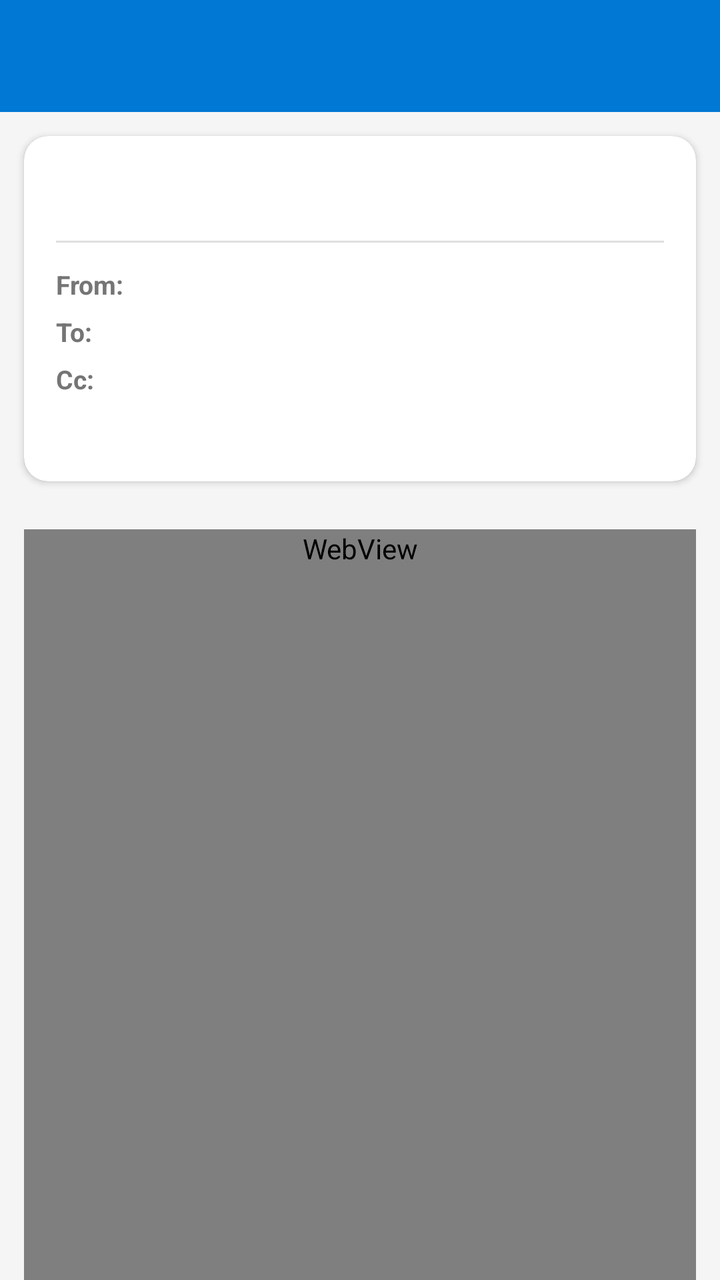
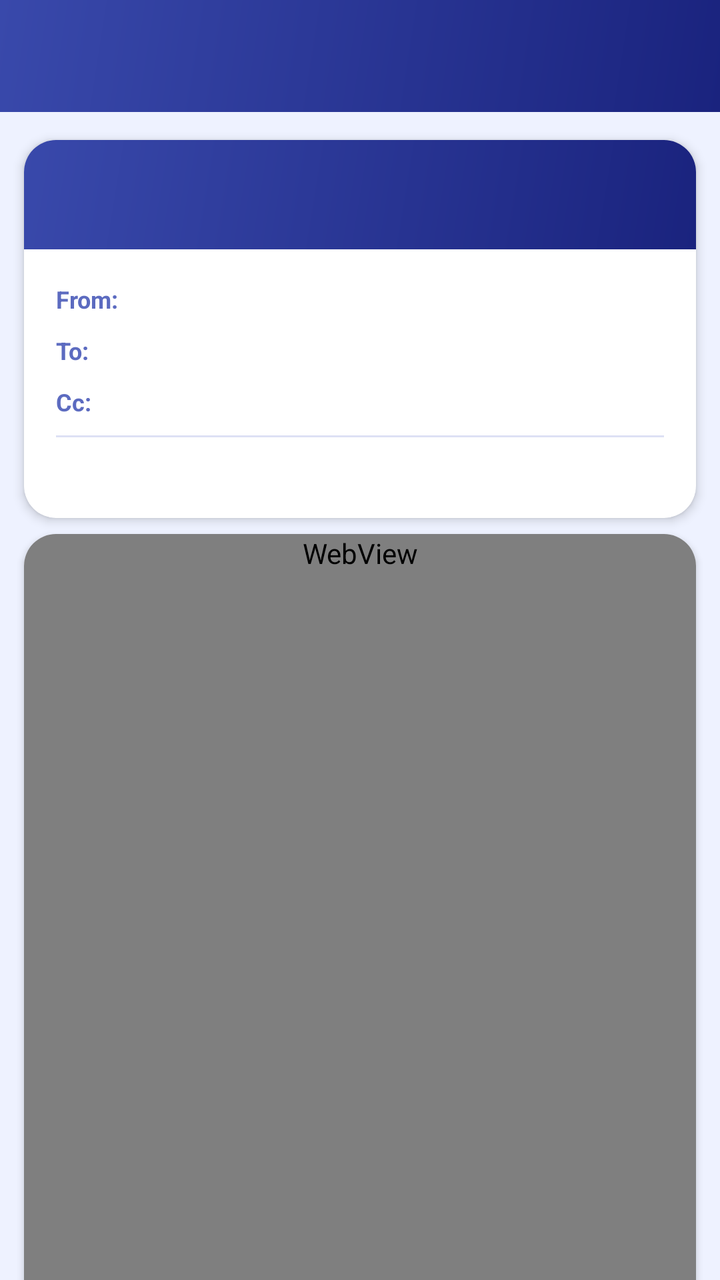

Compare the two renders of this Android layout. The source of the first and the diff that turns it into the second are given below.
<!-- AndroidManifest.xml: application theme Theme.PSTViewer -->
<!-- res/layout/activity_email_detail.xml -->
<?xml version="1.0" encoding="utf-8"?>
<LinearLayout
    xmlns:android="http://schemas.android.com/apk/res/android"
    android:layout_width="match_parent"
    android:layout_height="match_parent"
    android:orientation="vertical"
    android:background="@color/background">

    <com.google.android.material.appbar.AppBarLayout
        android:layout_width="match_parent"
        android:layout_height="wrap_content">

        <androidx.appcompat.widget.Toolbar
            android:id="@+id/toolbar"
            android:layout_width="match_parent"
            android:layout_height="?attr/actionBarSize"
            android:background="@color/primary"
            android:theme="@style/ThemeOverlay.AppCompat.Dark.ActionBar" />

    </com.google.android.material.appbar.AppBarLayout>

    <androidx.core.widget.NestedScrollView
        android:layout_width="match_parent"
        android:layout_height="match_parent">

        <LinearLayout
            android:layout_width="match_parent"
            android:layout_height="wrap_content"
            android:orientation="vertical">

            
            <com.google.android.material.card.MaterialCardView
                xmlns:app="http://schemas.android.com/apk/res-auto"
                android:layout_width="match_parent"
                android:layout_height="wrap_content"
                android:layout_margin="12dp"
                app:cardCornerRadius="12dp"
                app:cardElevation="2dp">

                <LinearLayout
                    android:layout_width="match_parent"
                    android:layout_height="wrap_content"
                    android:orientation="vertical"
                    android:padding="16dp">

                    
                    <TextView
                        android:id="@+id/tvSubject"
                        android:layout_width="match_parent"
                        android:layout_height="wrap_content"
                        android:textSize="18sp"
                        android:textStyle="bold"
                        android:textColor="@color/text_primary"
                        android:layout_marginBottom="12dp" />

                    
                    <View
                        android:layout_width="match_parent"
                        android:layout_height="1dp"
                        android:background="@color/divider"
                        android:layout_marginBottom="12dp" />

                    
                    <LinearLayout
                        android:layout_width="match_parent"
                        android:layout_height="wrap_content"
                        android:orientation="horizontal"
                        android:layout_marginBottom="6dp">

                        <TextView
                            android:layout_width="48dp"
                            android:layout_height="wrap_content"
                            android:text="From:"
                            android:textSize="13sp"
                            android:textStyle="bold"
                            android:textColor="@color/text_secondary" />

                        <TextView
                            android:id="@+id/tvFrom"
                            android:layout_width="0dp"
                            android:layout_height="wrap_content"
                            android:layout_weight="1"
                            android:textSize="13sp"
                            android:textColor="@color/text_primary" />
                    </LinearLayout>

                    
                    <LinearLayout
                        android:layout_width="match_parent"
                        android:layout_height="wrap_content"
                        android:orientation="horizontal"
                        android:layout_marginBottom="6dp">

                        <TextView
                            android:id="@+id/tvToLabel"
                            android:layout_width="48dp"
                            android:layout_height="wrap_content"
                            android:text="To:"
                            android:textSize="13sp"
                            android:textStyle="bold"
                            android:textColor="@color/text_secondary" />

                        <TextView
                            android:id="@+id/tvTo"
                            android:layout_width="0dp"
                            android:layout_height="wrap_content"
                            android:layout_weight="1"
                            android:textSize="13sp"
                            android:textColor="@color/text_primary" />
                    </LinearLayout>

                    
                    <LinearLayout
                        android:layout_width="match_parent"
                        android:layout_height="wrap_content"
                        android:orientation="horizontal"
                        android:layout_marginBottom="6dp">

                        <TextView
                            android:id="@+id/tvCcLabel"
                            android:layout_width="48dp"
                            android:layout_height="wrap_content"
                            android:text="Cc:"
                            android:textSize="13sp"
                            android:textStyle="bold"
                            android:textColor="@color/text_secondary" />

                        <TextView
                            android:id="@+id/tvCc"
                            android:layout_width="0dp"
                            android:layout_height="wrap_content"
                            android:layout_weight="1"
                            android:textSize="13sp"
                            android:textColor="@color/text_primary" />
                    </LinearLayout>

                    
                    <TextView
                        android:id="@+id/tvDate"
                        android:layout_width="match_parent"
                        android:layout_height="wrap_content"
                        android:textSize="12sp"
                        android:textColor="@color/text_secondary"
                        android:layout_marginTop="4dp" />

                </LinearLayout>
            </com.google.android.material.card.MaterialCardView>

            
            <LinearLayout
                android:id="@+id/llAttachments"
                android:layout_width="match_parent"
                android:layout_height="wrap_content"
                android:orientation="horizontal"
                android:padding="12dp"
                android:paddingTop="0dp"
                android:visibility="gone" />

            
            <android.webkit.WebView
                android:id="@+id/webViewBody"
                android:layout_width="match_parent"
                android:layout_height="wrap_content"
                android:minHeight="400dp"
                android:layout_margin="12dp"
                android:background="@android:color/white" />

        </LinearLayout>
    </androidx.core.widget.NestedScrollView>

</LinearLayout>
<!-- resources referenced by this layout -->
<resources>
  <color name="background">#F5F5F5</color>
  <color name="divider">#E0E0E0</color>
  <color name="primary">#0078D4</color>
  <color name="text_primary">#212121</color>
  <color name="text_secondary">#757575</color>
  <style name="Theme.PSTViewer" parent="Theme.MaterialComponents.Light.NoActionBar">
          <item name="colorPrimary">@color/primary</item>
          <item name="colorPrimaryDark">@color/primary_dark</item>
          <item name="colorAccent">@color/accent</item>
          <item name="android:windowBackground">@color/background</item>
          <item name="android:statusBarColor">@color/primary_dark</item>
      </style>
  <color name="primary_dark">#005A9E</color>
  <color name="accent">#0078D4</color>
</resources>

<!-- the commit's change to res/layout/activity_email_detail.xml (unified diff, before → after) -->
@@ -1,6 +1,7 @@
 <?xml version="1.0" encoding="utf-8"?>
 <LinearLayout
     xmlns:android="http://schemas.android.com/apk/res/android"
+    xmlns:app="http://schemas.android.com/apk/res-auto"
     android:layout_width="match_parent"
     android:layout_height="match_parent"
     android:orientation="vertical"
@@ -8,14 +9,16 @@
 
     <com.google.android.material.appbar.AppBarLayout
         android:layout_width="match_parent"
-        android:layout_height="wrap_content">
+        android:layout_height="wrap_content"
+        android:background="@drawable/bg_toolbar_gradient"
+        app:elevation="4dp">
 
         <androidx.appcompat.widget.Toolbar
             android:id="@+id/toolbar"
             android:layout_width="match_parent"
             android:layout_height="?attr/actionBarSize"
-            android:background="@color/primary"
-            android:theme="@style/ThemeOverlay.AppCompat.Dark.ActionBar" />
+            android:background="@android:color/transparent"
+            android:theme="@style/ToolbarTheme" />
 
     </com.google.android.material.appbar.AppBarLayout>
 
@@ -26,123 +29,146 @@
         <LinearLayout
             android:layout_width="match_parent"
             android:layout_height="wrap_content"
-            android:orientation="vertical">
+            android:orientation="vertical"
+            android:paddingBottom="24dp">
 
             
             <com.google.android.material.card.MaterialCardView
-                xmlns:app="http://schemas.android.com/apk/res-auto"
                 android:layout_width="match_parent"
                 android:layout_height="wrap_content"
-                android:layout_margin="12dp"
-                app:cardCornerRadius="12dp"
-                app:cardElevation="2dp">
+                android:layout_marginStart="12dp"
+                android:layout_marginEnd="12dp"
+                android:layout_marginTop="14dp"
+                android:layout_marginBottom="4dp"
+                app:cardCornerRadius="16dp"
+                app:cardElevation="3dp"
+                app:cardBackgroundColor="@color/surface">
 
                 <LinearLayout
                     android:layout_width="match_parent"
                     android:layout_height="wrap_content"
-                    android:orientation="vertical"
-                    android:padding="16dp">
-
-                    
-                    <TextView
-                        android:id="@+id/tvSubject"
-                        android:layout_width="match_parent"
-                        android:layout_height="wrap_content"
-                        android:textSize="18sp"
-                        android:textStyle="bold"
-                        android:textColor="@color/text_primary"
-                        android:layout_marginBottom="12dp" />
-
-                    
-                    <View
-                        android:layout_width="match_parent"
-                        android:layout_height="1dp"
-                        android:background="@color/divider"
-                        android:layout_marginBottom="12dp" />
+                    android:orientation="vertical">
 
                     
                     <LinearLayout
                         android:layout_width="match_parent"
                         android:layout_height="wrap_content"
-                        android:orientation="horizontal"
-                        android:layout_marginBottom="6dp">
+                        android:background="@drawable/bg_toolbar_gradient"
+                        android:padding="16dp"
+                        android:paddingBottom="18dp">
 
                         <TextView
-                            android:layout_width="48dp"
-                            android:layout_height="wrap_content"
-                            android:text="From:"
-                            android:textSize="13sp"
+                            android:id="@+id/tvSubject"
+                            android:layout_width="match_parent"
+                            android:layout_height="wrap_content"
+                            android:textSize="17sp"
                             android:textStyle="bold"
-                            android:textColor="@color/text_secondary" />
-
-                        <TextView
-                            android:id="@+id/tvFrom"
-                            android:layout_width="0dp"
-                            android:layout_height="wrap_content"
-                            android:layout_weight="1"
-                            android:textSize="13sp"
-                            android:textColor="@color/text_primary" />
+                            android:textColor="#FFFFFF"
+                            android:lineSpacingMultiplier="1.2" />
                     </LinearLayout>
 
                     
                     <LinearLayout
                         android:layout_width="match_parent"
                         android:layout_height="wrap_content"
-                        android:orientation="horizontal"
-                        android:layout_marginBottom="6dp">
-
+                        android:orientation="vertical"
+                        android:padding="16dp"
+                        android:paddingTop="14dp">
+
+                        
+                        <LinearLayout
+                            android:layout_width="match_parent"
+                            android:layout_height="wrap_content"
+                            android:orientation="horizontal"
+                            android:gravity="center_vertical"
+                            android:layout_marginBottom="8dp">
+
+                            <TextView
+                                android:layout_width="52dp"
+                                android:layout_height="wrap_content"
+                                android:text="From:"
+                                android:textSize="12sp"
+                                android:textStyle="bold"
+                                android:textColor="@color/text_secondary" />
+
+                            <TextView
+                                android:id="@+id/tvFrom"
+                                android:layout_width="0dp"
+                                android:layout_height="wrap_content"
+                                android:layout_weight="1"
+                                android:textSize="13sp"
+                                android:textColor="@color/text_primary" />
+                        </LinearLayout>
+
+                        
+                        <LinearLayout
+                            android:layout_width="match_parent"
+                            android:layout_height="wrap_content"
+                            android:orientation="horizontal"
+                            android:gravity="center_vertical"
+                            android:layout_marginBottom="8dp">
+
+                            <TextView
+                                android:id="@+id/tvToLabel"
+                                android:layout_width="52dp"
+                                android:layout_height="wrap_content"
+                                android:text="To:"
+                                android:textSize="12sp"
+                                android:textStyle="bold"
+                                android:textColor="@color/text_secondary" />
+
+                            <TextView
+                                android:id="@+id/tvTo"
+                                android:layout_width="0dp"
+                                android:layout_height="wrap_content"
+                                android:layout_weight="1"
+                                android:textSize="13sp"
+                                android:textColor="@color/text_primary" />
+                        </LinearLayout>
+
+                        
+                        <LinearLayout
+                            android:layout_width="match_parent"
+                            android:layout_height="wrap_content"
+                            android:orientation="horizontal"
+                            android:gravity="center_vertical"
+                            android:layout_marginBottom="8dp">
+
+                            <TextView
+                                android:id="@+id/tvCcLabel"
+                                android:layout_width="52dp"
+                                android:layout_height="wrap_content"
+                                android:text="Cc:"
+                                android:textSize="12sp"
+                                android:textStyle="bold"
+                                android:textColor="@color/text_secondary" />
+
+                            <TextView
+                                android:id="@+id/tvCc"
+                                android:layout_width="0dp"
+                                android:layout_height="wrap_content"
+                                android:layout_weight="1"
+                                android:textSize="13sp"
+                                android:textColor="@color/text_primary" />
+                        </LinearLayout>
+
+                        
+                        <View
+                            android:layout_width="match_parent"
+                            android:layout_height="1dp"
+                            android:background="@color/divider"
+                            android:layout_marginBottom="8dp" />
+
+                        
                         <TextView
-                            android:id="@+id/tvToLabel"
-                            android:layout_width="48dp"
-                            android:layout_height="wrap_content"
-                            android:text="To:"
-                            android:textSize="13sp"
-                            android:textStyle="bold"
-                            android:textColor="@color/text_secondary" />
-
-                        <TextView
-                            android:id="@+id/tvTo"
-                            android:layout_width="0dp"
-                            android:layout_height="wrap_content"
-                            android:layout_weight="1"
-                            android:textSize="13sp"
-                            android:textColor="@color/text_primary" />
+                            android:id="@+id/tvDate"
+                            android:layout_width="match_parent"
+                            android:layout_height="wrap_content"
+                            android:textSize="12sp"
+                            android:textColor="@color/text_secondary"
+                            android:drawablePadding="4dp" />
+
                     </LinearLayout>
-
-                    
-                    <LinearLayout
-                        android:layout_width="match_parent"
-                        android:layout_height="wrap_content"
-                        android:orientation="horizontal"
-                        android:layout_marginBottom="6dp">
-
-                        <TextView
-                            android:id="@+id/tvCcLabel"
-                            android:layout_width="48dp"
-                            android:layout_height="wrap_content"
-                            android:text="Cc:"
-                            android:textSize="13sp"
-                            android:textStyle="bold"
-                            android:textColor="@color/text_secondary" />
-
-                        <TextView
-                            android:id="@+id/tvCc"
-                            android:layout_width="0dp"
-                            android:layout_height="wrap_content"
-                            android:layout_weight="1"
-                            android:textSize="13sp"
-                            android:textColor="@color/text_primary" />
-                    </LinearLayout>
-
-                    
-                    <TextView
-                        android:id="@+id/tvDate"
-                        android:layout_width="match_parent"
-                        android:layout_height="wrap_content"
-                        android:textSize="12sp"
-                        android:textColor="@color/text_secondary"
-                        android:layout_marginTop="4dp" />
-
                 </LinearLayout>
             </com.google.android.material.card.MaterialCardView>
 
@@ -152,18 +178,32 @@
                 android:layout_width="match_parent"
                 android:layout_height="wrap_content"
                 android:orientation="horizontal"
-                android:padding="12dp"
-                android:paddingTop="0dp"
+                android:paddingStart="12dp"
+                android:paddingEnd="12dp"
+                android:paddingTop="8dp"
+                android:paddingBottom="4dp"
                 android:visibility="gone" />
 
             
-            <android.webkit.WebView
-                android:id="@+id/webViewBody"
+            <com.google.android.material.card.MaterialCardView
                 android:layout_width="match_parent"
                 android:layout_height="wrap_content"
-                android:minHeight="400dp"
-                android:layout_margin="12dp"
-                android:background="@android:color/white" />
+                android:layout_marginStart="12dp"
+                android:layout_marginEnd="12dp"
+                android:layout_marginTop="4dp"
+                android:layout_marginBottom="12dp"
+                app:cardCornerRadius="16dp"
+                app:cardElevation="2dp"
+                app:cardBackgroundColor="@color/surface">
+
+                <android.webkit.WebView
+                    android:id="@+id/webViewBody"
+                    android:layout_width="match_parent"
+                    android:layout_height="wrap_content"
+                    android:minHeight="400dp"
+                    android:background="@android:color/white" />
+
+            </com.google.android.material.card.MaterialCardView>
 
         </LinearLayout>
     </androidx.core.widget.NestedScrollView>
<!-- resource entries referenced after the edit -->
@@ -1,18 +1,46 @@
 <!-- resources referenced by this layout -->
 <resources>
-  <color name="background">#F5F5F5</color>
-  <color name="divider">#E0E0E0</color>
-  <color name="primary">#0078D4</color>
-  <color name="text_primary">#212121</color>
-  <color name="text_secondary">#757575</color>
+  <color name="background">#EEF2FF</color>
+  <color name="divider">#DDE1F5</color>
+  <color name="surface">#FFFFFF</color>
+  <color name="primary">#3949AB</color>
+  <color name="text_on_primary">#FFFFFF</color>
+  <color name="text_primary">#1A1E3C</color>
+  <color name="text_secondary">#5C6BC0</color>
+  <!-- drawable bg_toolbar_gradient (drawable) -->
+  <?xml version="1.0" encoding="utf-8"?>
+  <shape xmlns:android="http://schemas.android.com/apk/res/android"
+      android:shape="rectangle">
+      <gradient
+          android:startColor="@color/primary_dark"
+          android:endColor="@color/primary"
+          android:angle="135" />
+  </shape>
+  <style name="ToolbarTheme" parent="ThemeOverlay.AppCompat.Dark.ActionBar">
+          <item name="android:textColorPrimary">@color/text_on_primary</item>
+      </style>
   <style name="Theme.PSTViewer" parent="Theme.MaterialComponents.Light.NoActionBar">
           <item name="colorPrimary">@color/primary</item>
           <item name="colorPrimaryDark">@color/primary_dark</item>
           <item name="colorAccent">@color/accent</item>
           <item name="android:windowBackground">@color/background</item>
           <item name="android:statusBarColor">@color/primary_dark</item>
+          <item name="android:navigationBarColor">@color/primary_dark</item>
+          <item name="materialButtonStyle">@style/Widget.App.Button</item>
+          <item name="materialCardViewStyle">@style/Widget.App.Card</item>
       </style>
-  <color name="primary_dark">#005A9E</color>
-  <color name="accent">#0078D4</color>
+  <color name="primary_dark">#1A237E</color>
+  <color name="accent">#FF7043</color>
+  <style name="Widget.App.Button" parent="Widget.MaterialComponents.Button">
+          <item name="cornerRadius">28dp</item>
+          <item name="android:letterSpacing">0.04</item>
+          <item name="android:paddingTop">8dp</item>
+          <item name="android:paddingBottom">8dp</item>
+      </style>
+  <style name="Widget.App.Card" parent="Widget.MaterialComponents.CardView">
+          <item name="cardCornerRadius">16dp</item>
+          <item name="cardElevation">3dp</item>
+          <item name="cardBackgroundColor">@color/surface</item>
+      </style>
 </resources>
 
